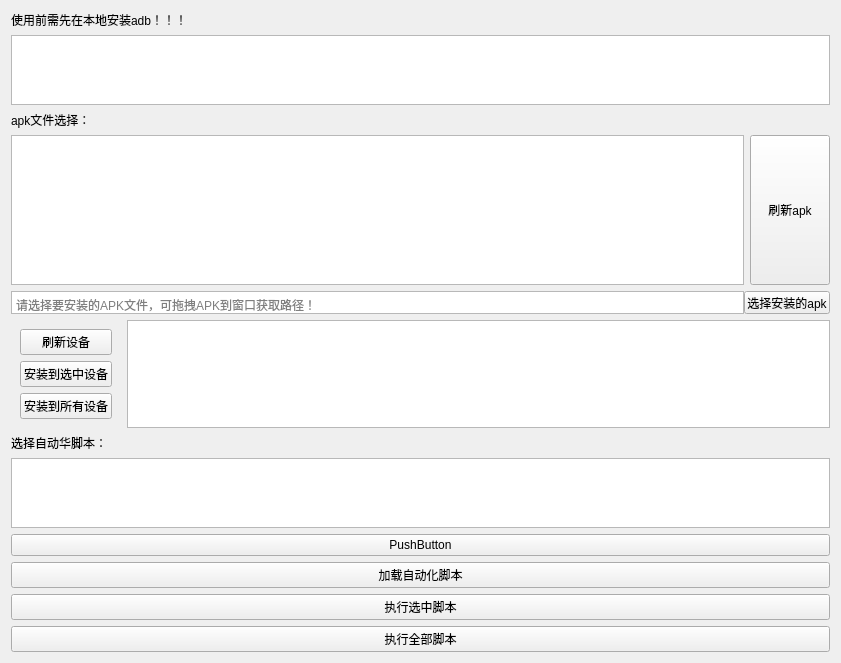
cnJ4son/multi_auto_test, file multi_install.ui: the form before one commit.
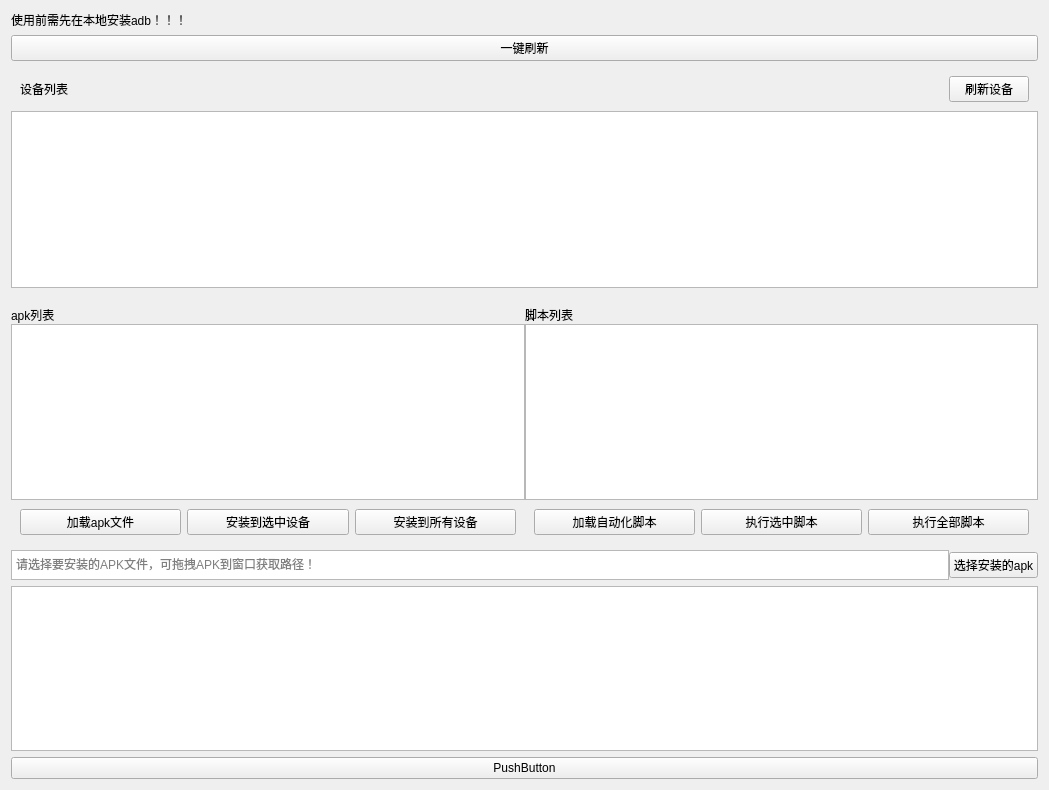
The form after the commit.

Commit message: 修改ui布局

```diff
--- a/multi_install.ui
+++ b/multi_install.ui
@@ -6,8 +6,8 @@
    <rect>
     <x>0</x>
     <y>0</y>
-    <width>841</width>
-    <height>577</height>
+    <width>1049</width>
+    <height>790</height>
    </rect>
   </property>
   <property name="acceptDrops">
@@ -25,6 +25,64 @@
     </widget>
    </item>
    <item>
+    <widget class="QPushButton" name="showallBtn">
+     <property name="text">
+      <string>一键刷新</string>
+     </property>
+    </widget>
+   </item>
+   <item>
+    <widget class="QWidget" name="widget_9" native="true">
+     <layout class="QVBoxLayout" name="verticalLayout_5">
+      <property name="spacing">
+       <number>0</number>
+      </property>
+      <property name="leftMargin">
+       <number>0</number>
+      </property>
+      <property name="topMargin">
+       <number>0</number>
+      </property>
+      <property name="rightMargin">
+       <number>0</number>
+      </property>
+      <property name="bottomMargin">
+       <number>0</number>
+      </property>
+      <item>
+       <widget class="QWidget" name="widget_8" native="true">
+        <layout class="QHBoxLayout" name="horizontalLayout_7">
+         <item>
+          <widget class="QLabel" name="label_2">
+           <property name="text">
+            <string>设备列表</string>
+           </property>
+          </widget>
+         </item>
+         <item>
+          <spacer name="horizontalSpacer">
+           <property name="orientation">
+            <enum>Qt::Horizontal</enum>
+           </property>
+           <property name="sizeHint" stdset="0">
+            <size>
+             <width>40</width>
+             <height>20</height>
+            </size>
+           </property>
+          </spacer>
+         </item>
+         <item>
+          <widget class="QPushButton" name="showDevicesBtn">
+           <property name="text">
+            <string>刷新设备</string>
+           </property>
+          </widget>
+         </item>
+        </layout>
+       </widget>
+      </item>
+      <item>
     <widget class="QTableView" name="tableView">
      <property name="layoutDirection">
       <enum>Qt::LeftToRight</enum>
@@ -61,11 +119,7 @@
      </attribute>
     </widget>
    </item>
-   <item>
-    <widget class="QLabel" name="label_2">
-     <property name="text">
-      <string>apk文件选择：</string>
-     </property>
+     </layout>
     </widget>
    </item>
    <item>
@@ -89,20 +143,175 @@
       <property name="bottomMargin">
        <number>0</number>
       </property>
+     </layout>
+    </widget>
+   </item>
+   <item>
+    <widget class="QWidget" name="action" native="true">
+     <property name="maximumSize">
+      <size>
+       <width>16777215</width>
+       <height>180</height>
+      </size>
+     </property>
+     <layout class="QHBoxLayout" name="horizontalLayout_5">
+      <property name="leftMargin">
+       <number>0</number>
+      </property>
+      <property name="topMargin">
+       <number>0</number>
+      </property>
+      <property name="rightMargin">
+       <number>0</number>
+      </property>
+      <property name="bottomMargin">
+       <number>0</number>
+      </property>
+     </layout>
+    </widget>
+   </item>
+   <item>
+    <widget class="QWidget" name="widget_3" native="true">
+     <layout class="QHBoxLayout" name="horizontalLayout_2">
+      <property name="spacing">
+       <number>0</number>
+      </property>
+      <property name="leftMargin">
+       <number>0</number>
+      </property>
+      <property name="topMargin">
+       <number>0</number>
+      </property>
+      <property name="rightMargin">
+       <number>0</number>
+      </property>
+      <property name="bottomMargin">
+       <number>0</number>
+      </property>
+      <item>
+       <widget class="QWidget" name="widget_4" native="true">
+        <layout class="QVBoxLayout" name="verticalLayout_3">
+         <property name="spacing">
+          <number>0</number>
+         </property>
+         <property name="leftMargin">
+          <number>0</number>
+         </property>
+         <property name="topMargin">
+          <number>0</number>
+         </property>
+         <property name="rightMargin">
+          <number>0</number>
+         </property>
+         <property name="bottomMargin">
+          <number>0</number>
+         </property>
+         <item>
+          <widget class="QLabel" name="label_4">
+           <property name="text">
+            <string>apk列表</string>
+           </property>
+          </widget>
+         </item>
       <item>
        <widget class="QListView" name="apkList"/>
       </item>
       <item>
+          <widget class="QWidget" name="widget_6" native="true">
+           <layout class="QHBoxLayout" name="horizontalLayout_3">
+            <item>
        <widget class="QPushButton" name="apkfreshBtn">
         <property name="minimumSize">
          <size>
           <width>0</width>
-          <height>150</height>
+                <height>0</height>
          </size>
         </property>
         <property name="text">
-         <string>刷新apk</string>
-        </property>
+               <string>加载apk文件</string>
+              </property>
+             </widget>
+            </item>
+            <item>
+             <widget class="QPushButton" name="installSelectBtn">
+              <property name="text">
+               <string>安装到选中设备</string>
+              </property>
+             </widget>
+            </item>
+            <item>
+             <widget class="QPushButton" name="installAllBtn">
+              <property name="text">
+               <string>安装到所有设备</string>
+              </property>
+             </widget>
+            </item>
+           </layout>
+          </widget>
+         </item>
+        </layout>
+       </widget>
+      </item>
+      <item>
+       <widget class="QWidget" name="widget_5" native="true">
+        <layout class="QVBoxLayout" name="verticalLayout_4">
+         <property name="spacing">
+          <number>0</number>
+         </property>
+         <property name="leftMargin">
+          <number>0</number>
+         </property>
+         <property name="topMargin">
+          <number>0</number>
+         </property>
+         <property name="rightMargin">
+          <number>0</number>
+         </property>
+         <property name="bottomMargin">
+          <number>0</number>
+         </property>
+         <item>
+          <widget class="QLabel" name="label_5">
+           <property name="text">
+            <string>脚本列表</string>
+           </property>
+          </widget>
+         </item>
+         <item>
+          <widget class="QListView" name="airtestscipstlistView">
+           <property name="selectionMode">
+            <enum>QAbstractItemView::MultiSelection</enum>
+           </property>
+          </widget>
+         </item>
+         <item>
+          <widget class="QWidget" name="widget_7" native="true">
+           <layout class="QHBoxLayout" name="horizontalLayout_6">
+            <item>
+             <widget class="QPushButton" name="freshscripts">
+              <property name="text">
+               <string>加载自动化脚本</string>
+              </property>
+             </widget>
+            </item>
+            <item>
+             <widget class="QPushButton" name="runselectscrBtn">
+              <property name="text">
+               <string>执行选中脚本</string>
+              </property>
+             </widget>
+            </item>
+            <item>
+             <widget class="QPushButton" name="runallscrBtn">
+              <property name="text">
+               <string>执行全部脚本</string>
+              </property>
+             </widget>
+            </item>
+           </layout>
+          </widget>
+         </item>
+        </layout>
        </widget>
       </item>
      </layout>
@@ -116,13 +325,13 @@
      <property name="minimumSize">
       <size>
        <width>0</width>
-       <height>23</height>
+       <height>0</height>
       </size>
      </property>
      <property name="maximumSize">
       <size>
        <width>16777215</width>
-       <height>23</height>
+       <height>30</height>
       </size>
      </property>
      <property name="autoFillBackground">
@@ -152,7 +361,7 @@
         <property name="maximumSize">
          <size>
           <width>16777215</width>
-          <height>23</height>
+          <height>16777215</height>
          </size>
         </property>
         <property name="verticalScrollBarPolicy">
@@ -179,8 +388,8 @@
        <widget class="QPushButton" name="openFileBtn">
         <property name="maximumSize">
          <size>
-          <width>86</width>
-          <height>23</height>
+          <width>16777215</width>
+          <height>16777215</height>
          </size>
         </property>
         <property name="text">
@@ -192,54 +401,6 @@
     </widget>
    </item>
    <item>
-    <widget class="QWidget" name="action" native="true">
-     <property name="maximumSize">
-      <size>
-       <width>16777215</width>
-       <height>180</height>
-      </size>
-     </property>
-     <layout class="QHBoxLayout" name="horizontalLayout_5">
-      <property name="leftMargin">
-       <number>0</number>
-      </property>
-      <property name="topMargin">
-       <number>0</number>
-      </property>
-      <property name="rightMargin">
-       <number>0</number>
-      </property>
-      <property name="bottomMargin">
-       <number>0</number>
-      </property>
-      <item>
-       <widget class="QWidget" name="widget" native="true">
-        <layout class="QVBoxLayout" name="verticalLayout_2">
-         <item>
-          <widget class="QPushButton" name="showDevicesBtn">
-           <property name="text">
-            <string>刷新设备</string>
-           </property>
-          </widget>
-         </item>
-         <item>
-          <widget class="QPushButton" name="installSelectBtn">
-           <property name="text">
-            <string>安装到选中设备</string>
-           </property>
-          </widget>
-         </item>
-         <item>
-          <widget class="QPushButton" name="installAllBtn">
-           <property name="text">
-            <string>安装到所有设备</string>
-           </property>
-          </widget>
-         </item>
-        </layout>
-       </widget>
-      </item>
-      <item>
        <widget class="QPlainTextEdit" name="output">
         <property name="maximumSize">
          <size>
@@ -252,23 +413,6 @@
         </property>
        </widget>
       </item>
-     </layout>
-    </widget>
-   </item>
-   <item>
-    <widget class="QLabel" name="label_3">
-     <property name="text">
-      <string>选择自动华脚本：</string>
-     </property>
-    </widget>
-   </item>
-   <item>
-    <widget class="QListView" name="airtestscipstlistView">
-     <property name="selectionMode">
-      <enum>QAbstractItemView::MultiSelection</enum>
-     </property>
-    </widget>
-   </item>
    <item>
     <widget class="QPushButton" name="dialogBtn">
      <property name="text">
@@ -276,27 +420,6 @@
      </property>
     </widget>
    </item>
-   <item>
-    <widget class="QPushButton" name="freshscripts">
-     <property name="text">
-      <string>加载自动化脚本</string>
-     </property>
-    </widget>
-   </item>
-   <item>
-    <widget class="QPushButton" name="runselectscrBtn">
-     <property name="text">
-      <string>执行选中脚本</string>
-     </property>
-    </widget>
-   </item>
-   <item>
-    <widget class="QPushButton" name="runallscrBtn">
-     <property name="text">
-      <string>执行全部脚本</string>
-     </property>
-    </widget>
-   </item>
   </layout>
  </widget>
  <resources/>
```
Lines whose indentation alone changed are shown as unchanged. The commit also changes 2 other files.
